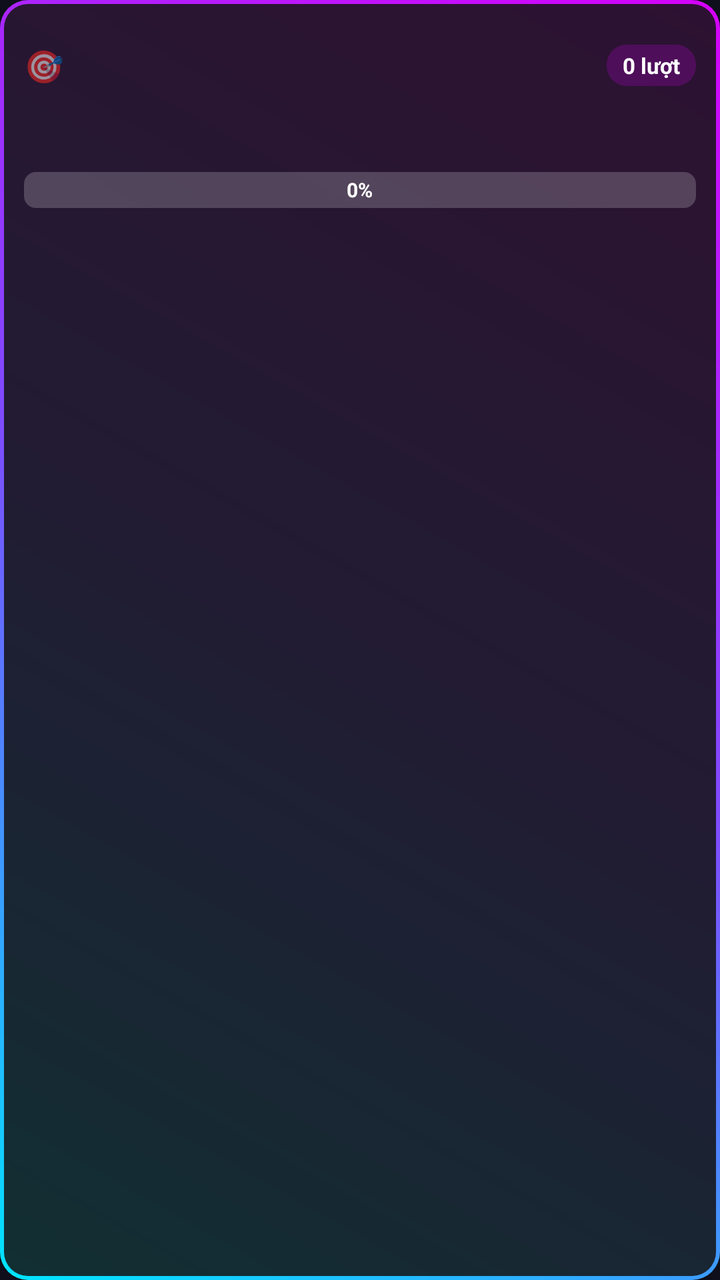
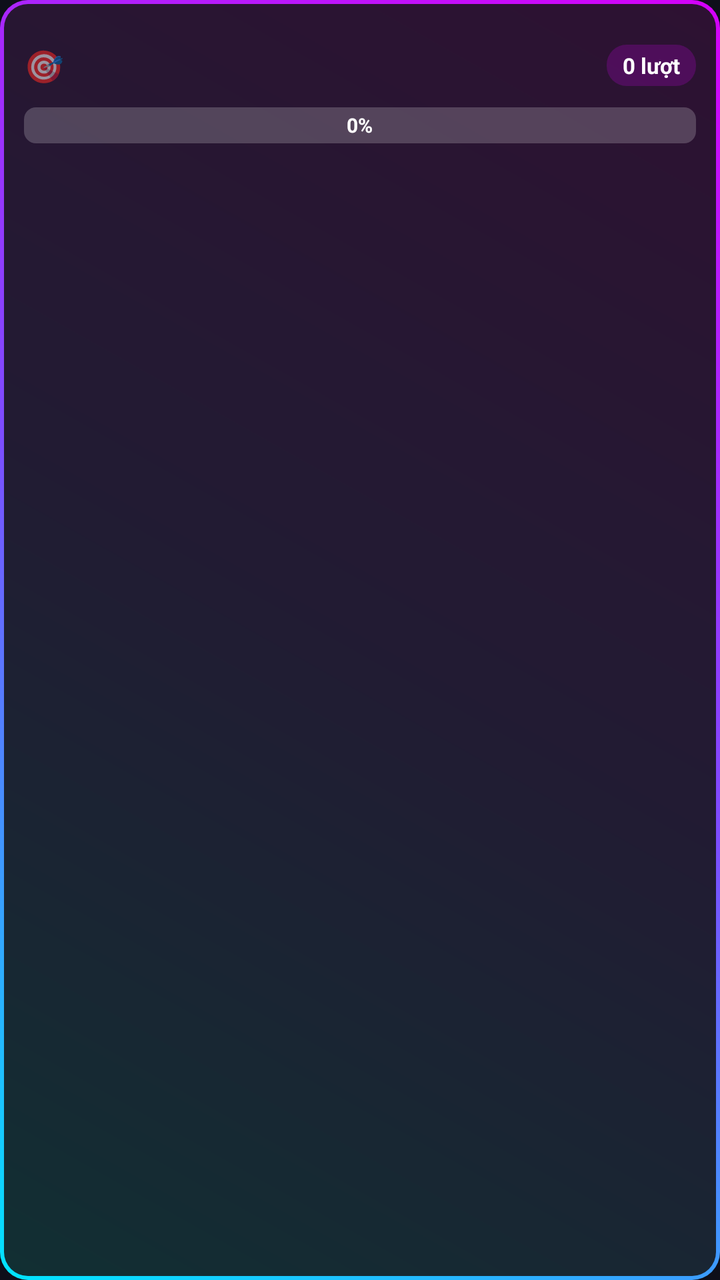

The first picture is an Android layout as it rendered before a commit; the second is the same layout after the commit. The layout source and the unified diff follow.
<!-- AndroidManifest.xml: application theme Theme.DonateFloat -->
<!-- res/layout/floating_goal.xml -->
<FrameLayout xmlns:android="http://schemas.android.com/apk/res/android"
    android:layout_width="wrap_content"
    android:layout_height="wrap_content">

    <LinearLayout
        android:layout_width="match_parent"
        android:layout_height="match_parent"
        android:orientation="vertical"
        android:background="@drawable/bg_goal_card"
        android:padding="12dp">

        <View
            android:id="@+id/dragHandleGoal"
            android:layout_width="match_parent"
            android:layout_height="10dp" />

        <LinearLayout
            android:layout_width="match_parent"
            android:layout_height="wrap_content"
            android:orientation="horizontal"
            android:gravity="center_vertical">

            <TextView
                android:layout_width="wrap_content"
                android:layout_height="wrap_content"
                android:text="🎯"
                android:textSize="16sp"
                android:paddingEnd="6dp" />

            <TextView
                android:id="@+id/goalTitleView"
                android:layout_width="0dp"
                android:layout_height="wrap_content"
                android:layout_weight="1"
                android:textColor="#FFFFFF"
                android:textStyle="bold"
                android:textSize="14sp" />

            <TextView
                android:id="@+id/goalCountBadge"
                android:layout_width="wrap_content"
                android:layout_height="wrap_content"
                android:background="@drawable/bg_percent_badge"
                android:paddingStart="8dp"
                android:paddingEnd="8dp"
                android:paddingTop="3dp"
                android:paddingBottom="3dp"
                android:textColor="#FFFFFF"
                android:textStyle="bold"
                android:textSize="11sp"
                android:text="0 lượt" />
        </LinearLayout>

        <LinearLayout
            android:layout_width="match_parent"
            android:layout_height="wrap_content"
            android:layout_marginTop="10dp"
            android:orientation="horizontal">

            <TextView
                android:id="@+id/goalCurrentView"
                android:layout_width="0dp"
                android:layout_height="wrap_content"
                android:layout_weight="1"
                android:textColor="#00E5FF"
                android:textStyle="bold"
                android:textSize="18sp" />

            <TextView
                android:id="@+id/goalTargetView"
                android:layout_width="0dp"
                android:layout_height="wrap_content"
                android:layout_weight="1"
                android:gravity="end|bottom"
                android:textColor="#999999"
                android:textSize="12sp" />
        </LinearLayout>

        <FrameLayout
            android:layout_width="match_parent"
            android:layout_height="wrap_content"
            android:layout_marginTop="8dp">

            <ProgressBar
                android:id="@+id/goalProgressBar"
                style="?android:attr/progressBarStyleHorizontal"
                android:layout_width="match_parent"
                android:layout_height="18dp"
                android:progressDrawable="@drawable/progress_gradient"
                android:max="1000"
                android:progress="0" />

            <TextView
                android:id="@+id/goalPercentInBar"
                android:layout_width="wrap_content"
                android:layout_height="18dp"
                android:layout_gravity="center"
                android:gravity="center"
                android:textColor="#FFFFFF"
                android:textStyle="bold"
                android:textSize="10sp"
                android:text="0%" />
        </FrameLayout>

        <TextView
            android:id="@+id/goalSubtitleView"
            android:layout_width="match_parent"
            android:layout_height="wrap_content"
            android:layout_marginTop="8dp"
            android:textColor="#AAAAAA"
            android:textSize="11sp" />

    </LinearLayout>

    <View android:id="@+id/resizeGoalTL" android:layout_width="22dp" android:layout_height="22dp" android:layout_gravity="top|start" />
    <View android:id="@+id/resizeGoalTR" android:layout_width="22dp" android:layout_height="22dp" android:layout_gravity="top|end" />
    <View android:id="@+id/resizeGoalBL" android:layout_width="22dp" android:layout_height="22dp" android:layout_gravity="bottom|start" />
    <View android:id="@+id/resizeGoalBR" android:layout_width="22dp" android:layout_height="22dp" android:layout_gravity="bottom|end" />

</FrameLayout>
<!-- resources referenced by this layout -->
<resources>
  <!-- drawable bg_goal_card (drawable) -->
  <layer-list xmlns:android="http://schemas.android.com/apk/res/android">
      <item>
          <shape android:shape="rectangle">
              <corners android:radius="14dp" />
              <gradient
                  android:type="linear"
                  android:angle="45"
                  android:startColor="#00E5FF"
                  android:centerColor="#7C4DFF"
                  android:endColor="#D500F9" />
          </shape>
      </item>
      <item
          android:top="2dp"
          android:left="2dp"
          android:right="2dp"
          android:bottom="2dp">
          <shape android:shape="rectangle">
              <corners android:radius="12dp" />
              <solid android:color="#DD141414" />
          </shape>
      </item>
  </layer-list>
  <!-- drawable bg_percent_badge (drawable) -->
  <shape xmlns:android="http://schemas.android.com/apk/res/android" android:shape="rectangle">
      <solid android:color="#33D500F9" />
      <corners android:radius="10dp" />
  </shape>
  <!-- drawable progress_gradient (drawable) -->
  <layer-list xmlns:android="http://schemas.android.com/apk/res/android">
      <item android:id="@android:id/background">
          <shape>
              <corners android:radius="6dp" />
              <solid android:color="#33FFFFFF" />
          </shape>
      </item>
      <item android:id="@android:id/progress">
          <clip>
              <shape>
                  <corners android:radius="6dp" />
                  <gradient android:startColor="#00E5FF" android:endColor="#D500F9" android:angle="0" />
              </shape>
          </clip>
      </item>
  </layer-list>
  <style name="Theme.DonateFloat" parent="Theme.MaterialComponents.DayNight.NoActionBar">
          <item name="colorPrimary">@color/accent_primary</item>
          <item name="colorPrimaryDark">@color/accent_primary_dark</item>
          <item name="colorAccent">@color/accent_cyan</item>
          <item name="android:windowBackground">@color/bg_root</item>
          <item name="android:statusBarColor">@color/bg_root</item>
          <item name="android:textColorPrimary">@color/text_primary</item>
      </style>
  <color name="accent_primary">#7C4DFF</color>
  <color name="accent_primary_dark">#5B2EE8</color>
  <color name="accent_cyan">#00E5FF</color>
  <color name="bg_root">#0E0F1A</color>
  <color name="text_primary">#F5F6FA</color>
</resources>

<!-- the commit's change to res/layout/floating_goal.xml (unified diff, before → after) -->
@@ -13,6 +13,12 @@
             android:id="@+id/dragHandleGoal"
             android:layout_width="match_parent"
             android:layout_height="10dp" />
+
+        <LinearLayout
+            android:id="@+id/goalContentArea"
+            android:layout_width="match_parent"
+            android:layout_height="wrap_content"
+            android:orientation="vertical">
 
         <LinearLayout
             android:layout_width="match_parent"
@@ -51,35 +57,10 @@
                 android:text="0 lượt" />
         </LinearLayout>
 
-        <LinearLayout
-            android:layout_width="match_parent"
-            android:layout_height="wrap_content"
-            android:layout_marginTop="10dp"
-            android:orientation="horizontal">
-
-            <TextView
-                android:id="@+id/goalCurrentView"
-                android:layout_width="0dp"
-                android:layout_height="wrap_content"
-                android:layout_weight="1"
-                android:textColor="#00E5FF"
-                android:textStyle="bold"
-                android:textSize="18sp" />
-
-            <TextView
-                android:id="@+id/goalTargetView"
-                android:layout_width="0dp"
-                android:layout_height="wrap_content"
-                android:layout_weight="1"
-                android:gravity="end|bottom"
-                android:textColor="#999999"
-                android:textSize="12sp" />
-        </LinearLayout>
-
         <FrameLayout
             android:layout_width="match_parent"
             android:layout_height="wrap_content"
-            android:layout_marginTop="8dp">
+            android:layout_marginTop="10dp">
 
             <ProgressBar
                 android:id="@+id/goalProgressBar"
@@ -110,6 +91,8 @@
             android:textColor="#AAAAAA"
             android:textSize="11sp" />
 
+        </LinearLayout>
+
     </LinearLayout>
 
     <View android:id="@+id/resizeGoalTL" android:layout_width="22dp" android:layout_height="22dp" android:layout_gravity="top|start" />
